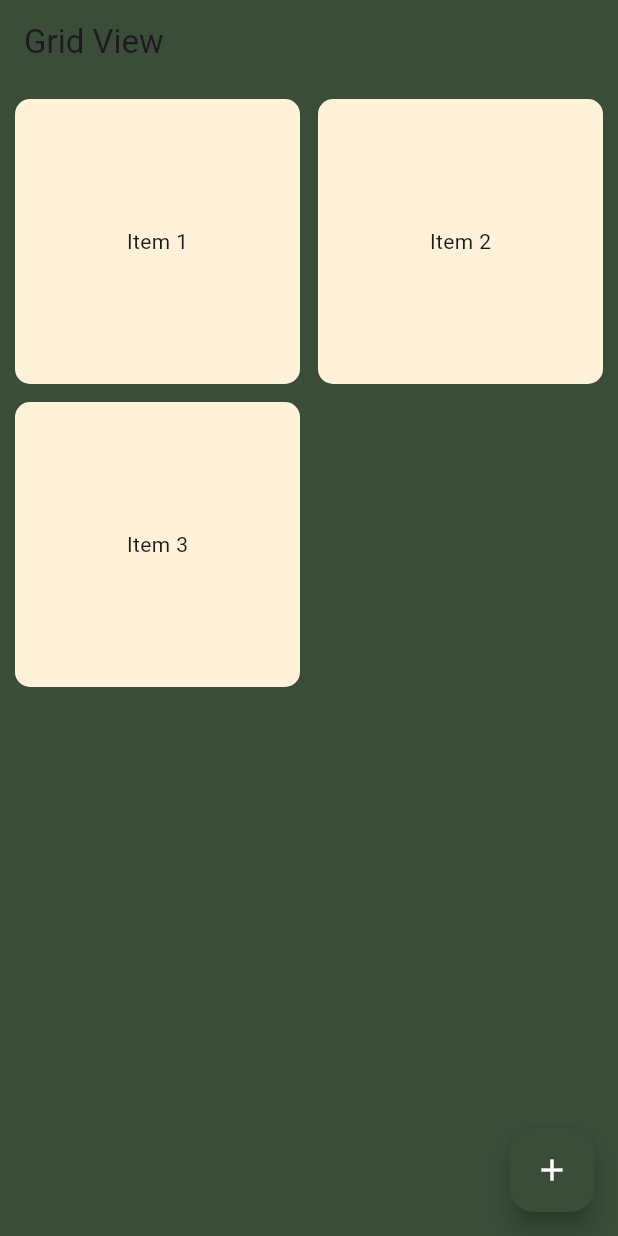
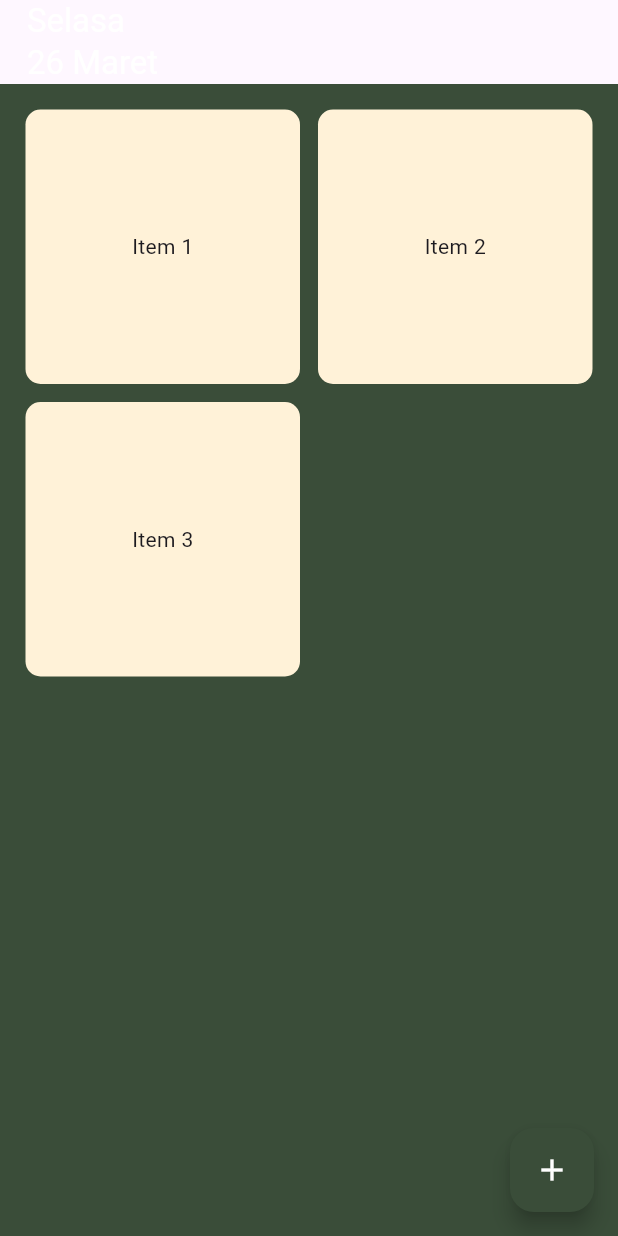
Before and after one commit to Wery-wer/DOsify-App, a Flutter app: the screen it shows after launch, on a phone screen of 412 x 824 dp. Run offline on Flutter 3.47's test engine with Material 3 defaults, Android fonts, the phone set to English and light mode, and no system bars; Roboto replaces fonts that are missing (Poppins).

Commit message:
update grid

```diff
--- a/lib/screen/HomePage.dart
+++ b/lib/screen/HomePage.dart
@@ -1,4 +1,8 @@
+import 'package:dosify_app/utils/constants/colors.dart';
 import 'package:flutter/material.dart';
+import 'package:intl/intl.dart';
+import 'package:intl/date_symbol_data_local.dart';
+import 'package:dosify_app/utils/constants/sizes.dart' as sizes;
 
 class HomePage extends StatefulWidget {
   const HomePage({super.key});
@@ -8,23 +12,57 @@ class HomePage extends StatefulWidget {
 }
 
 class _HomePageState extends State<HomePage> {
-  List<String> data = ["Item 1", "Item 2", "Item 3"];
+  String formattedDate = '';
+
+  @override
+  void initState() {
+    super.initState();
+    initializeDateFormatting();
+    // Panggil fungsi untuk memformat tanggal saat inisialisasi
+    fetchDateAndTime();
+  }
+
+  // Fungsi untuk memformat tanggal
+  void fetchDateAndTime() {
+    var now = DateTime.now();
+    var formatter = DateFormat('EEEE\nd MMMM', 'id_ID');
+    formattedDate = formatter.format(now);
+  }
+
+  List<String> data = ["Item 1", "Item 2", "Item 3"]; // template grid view builder di awal
 
   @override
   Widget build(BuildContext context) {
     return Scaffold(
       appBar: AppBar(
-        title: const Text('Grid View'),
-        backgroundColor: Color(0xFF3A4D39),
+        title: Padding(
+          padding: const EdgeInsets.all(2.0),
+          child: Row(
+            children: [
+              Text(
+              '$formattedDate',
+              style: TextStyle(
+                fontFamily: 'Poppins',
+                fontSize: sizes.GSizes.fontSizeLg,
+                color: Colors.white
+              ),
+               // Ubah warna teks menjadi putih
+            ),
+            ],
+          ),
+        ),
+        backgroundColor: GColors.textPrimary,
       ),
       body: Column(
         children: [
           Expanded(
             child: Container(
-              padding: const EdgeInsets.all(10),
+              padding: const EdgeInsets.all(11),
               decoration: BoxDecoration(
                 color: Color(0xFF3A4D39),
               ),
+              child: Padding(
+                padding: const EdgeInsets.all(6.0),
                 child: GridView.builder(
                   shrinkWrap: true,
                   gridDelegate: const SliverGridDelegateWithFixedCrossAxisCount(
@@ -49,6 +87,7 @@ class _HomePageState extends State<HomePage> {
                 ),
               ),
             ),
+          ),
         ],
       ),
       floatingActionButton: FloatingActionButton( // Tombol Floating
```
Also changed, not shown: assets/fonts/Poppins-Medium.ttf (added), 1 other file. Lines whose indentation alone changed are shown as unchanged.
